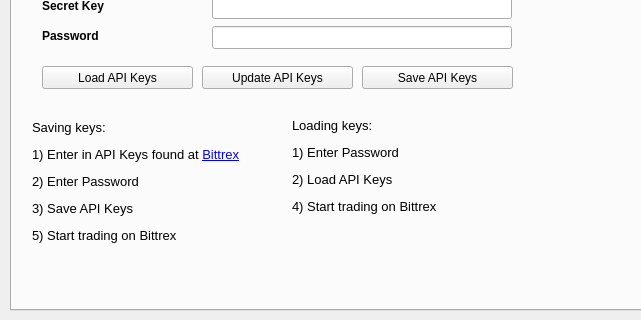
Old version of the form src/qt/forms/tradingdialog.ui in the repository transferdev/Transfercoin; both pictures show x 0 to 641 and y 160 to 480 of the 849 by 480 pixel window.
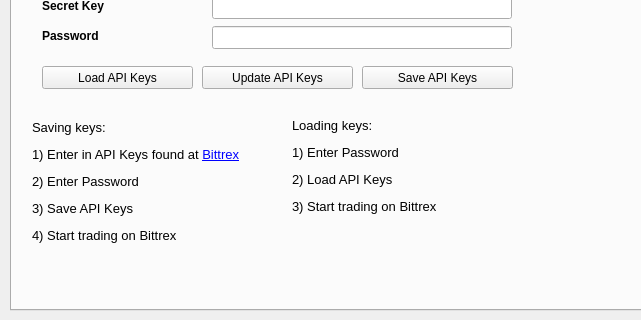
New version of the form. The open tabs and pages were chosen to show the change.

The edit to the form file:
```diff
--- a/src/qt/forms/tradingdialog.ui
+++ b/src/qt/forms/tradingdialog.ui
@@ -4820,7 +4820,7 @@
       </font>
      </property>
      <property name="text">
-      <string>&lt;html&gt;&lt;head/&gt;&lt;body&gt;&lt;p&gt;Saving keys:&lt;/p&gt;&lt;p&gt;1) Enter in API Keys found at &lt;a href=&quot;https://bittrex.com/Account/ManageApiKey&quot;&gt;&lt;span style=&quot; text-decoration: underline; color:#0000ff;&quot;&gt;Bittrex&lt;/span&gt;&lt;/a&gt;&lt;/p&gt;&lt;p&gt;2) Enter Password&lt;/p&gt;&lt;p&gt;3) Save API Keys&lt;/p&gt;&lt;p&gt;5) Start trading on Bittrex&lt;/p&gt;&lt;/body&gt;&lt;/html&gt;</string>
+      <string>&lt;html&gt;&lt;head/&gt;&lt;body&gt;&lt;p&gt;Saving keys:&lt;/p&gt;&lt;p&gt;1) Enter in API Keys found at &lt;a href=&quot;https://bittrex.com/Account/ManageApiKey&quot;&gt;&lt;span style=&quot; text-decoration: underline; color:#0000ff;&quot;&gt;Bittrex&lt;/span&gt;&lt;/a&gt;&lt;/p&gt;&lt;p&gt;2) Enter Password&lt;/p&gt;&lt;p&gt;3) Save API Keys&lt;/p&gt;&lt;p&gt;4) Start trading on Bittrex&lt;/p&gt;&lt;/body&gt;&lt;/html&gt;</string>
      </property>
     </widget>
     <widget class="QLabel" name="label232_17">
@@ -4840,7 +4840,7 @@
       </font>
      </property>
      <property name="text">
-      <string>&lt;html&gt;&lt;head/&gt;&lt;body&gt;&lt;p&gt;Loading keys:&lt;/p&gt;&lt;p&gt;1) Enter Password&lt;/p&gt;&lt;p&gt;2) Load API Keys&lt;/p&gt;&lt;p&gt;4) Start trading on Bittrex&lt;/p&gt;&lt;/body&gt;&lt;/html&gt;</string>
+      <string>&lt;html&gt;&lt;head/&gt;&lt;body&gt;&lt;p&gt;Loading keys:&lt;/p&gt;&lt;p&gt;1) Enter Password&lt;/p&gt;&lt;p&gt;2) Load API Keys&lt;/p&gt;&lt;p&gt;3) Start trading on Bittrex&lt;/p&gt;&lt;/body&gt;&lt;/html&gt;</string>
      </property>
     </widget>
     <widget class="QLabel" name="label_28">
```
Left out of the diff: 2 changed lines with no effect on the pictures.
